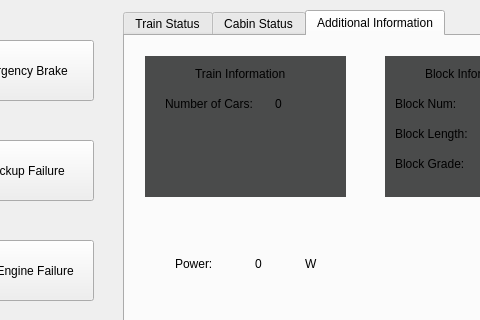
Old version of the form TrainModel/TrainModelUI.ui in the repository marmysl/ece1140; both pictures show x 107 to 587 and y 0 to 320 of the 712 by 482 pixel window.
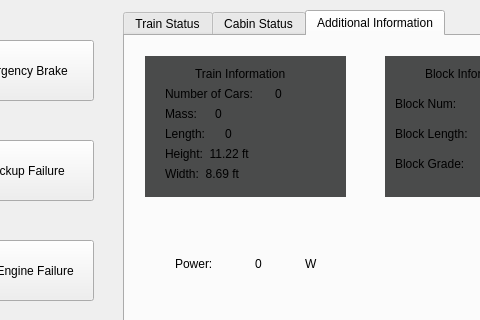
New version of the form. The open tabs and pages were chosen to show the change.

Commit message: added a few train char labels

The edit to the form file:
```diff
--- a/TrainModel/TrainModelUI.ui
+++ b/TrainModel/TrainModelUI.ui
@@ -76,7 +76,7 @@
      </rect>
     </property>
     <property name="currentIndex">
-     <number>0</number>
+     <number>2</number>
     </property>
     <widget class="QWidget" name="errors">
      <attribute name="title">
@@ -862,7 +862,7 @@
       <property name="geometry">
        <rect>
         <x>40</x>
-        <y>60</y>
+        <y>50</y>
         <width>101</width>
         <height>16</height>
        </rect>
@@ -875,7 +875,7 @@
       <property name="geometry">
        <rect>
         <x>150</x>
-        <y>60</y>
+        <y>50</y>
         <width>41</width>
         <height>16</height>
        </rect>
@@ -994,6 +994,84 @@
        <string>Train Information</string>
       </property>
      </widget>
+     <widget class="QLabel" name="label_31">
+      <property name="geometry">
+       <rect>
+        <x>40</x>
+        <y>70</y>
+        <width>41</width>
+        <height>16</height>
+       </rect>
+      </property>
+      <property name="text">
+       <string>Mass:</string>
+      </property>
+     </widget>
+     <widget class="QLabel" name="label_32">
+      <property name="geometry">
+       <rect>
+        <x>40</x>
+        <y>90</y>
+        <width>51</width>
+        <height>16</height>
+       </rect>
+      </property>
+      <property name="text">
+       <string>Length:</string>
+      </property>
+     </widget>
+     <widget class="QLabel" name="label_33">
+      <property name="geometry">
+       <rect>
+        <x>40</x>
+        <y>110</y>
+        <width>111</width>
+        <height>16</height>
+       </rect>
+      </property>
+      <property name="text">
+       <string>Height:  11.22 ft</string>
+      </property>
+     </widget>
+     <widget class="QLabel" name="label_34">
+      <property name="geometry">
+       <rect>
+        <x>40</x>
+        <y>130</y>
+        <width>111</width>
+        <height>16</height>
+       </rect>
+      </property>
+      <property name="text">
+       <string>Width:  8.69 ft</string>
+      </property>
+     </widget>
+     <widget class="QLabel" name="massLabel">
+      <property name="geometry">
+       <rect>
+        <x>90</x>
+        <y>70</y>
+        <width>41</width>
+        <height>16</height>
+       </rect>
+      </property>
+      <property name="text">
+       <string>0</string>
+      </property>
+     </widget>
+     <widget class="QLabel" name="lengthLabel">
+      <property name="geometry">
+       <rect>
+        <x>100</x>
+        <y>90</y>
+        <width>41</width>
+        <height>16</height>
+       </rect>
+      </property>
+      <property name="text">
+       <string>0</string>
+      </property>
+     </widget>
      <widget class="QMdiArea" name="mdiArea_8">
       <property name="geometry">
        <rect>
@@ -1030,6 +1108,12 @@
      <zorder>blockNumLabel_5</zorder>
      <zorder>label_29</zorder>
      <zorder>label_30</zorder>
+     <zorder>label_31</zorder>
+     <zorder>label_32</zorder>
+     <zorder>label_33</zorder>
+     <zorder>label_34</zorder>
+     <zorder>massLabel</zorder>
+     <zorder>lengthLabel</zorder>
     </widget>
    </widget>
   </widget>
```
